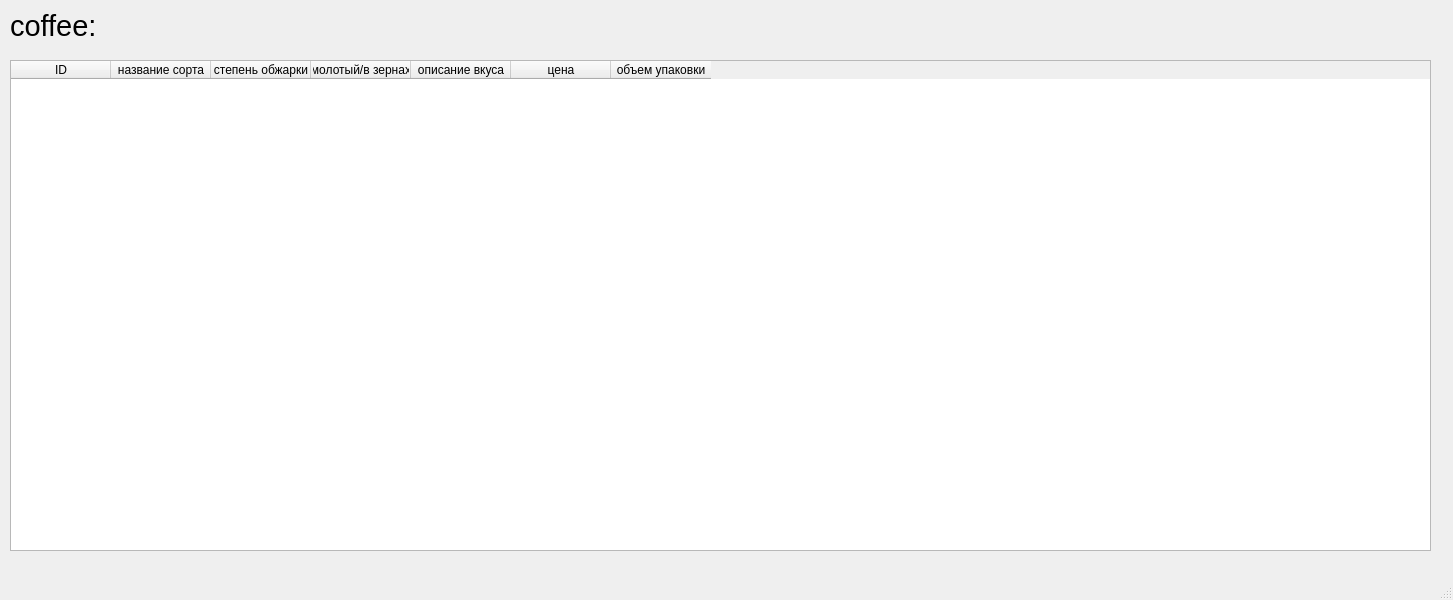
The window that main.ui (Ilya-creat/task-8) describes before a commit, drawn with Qt 5.
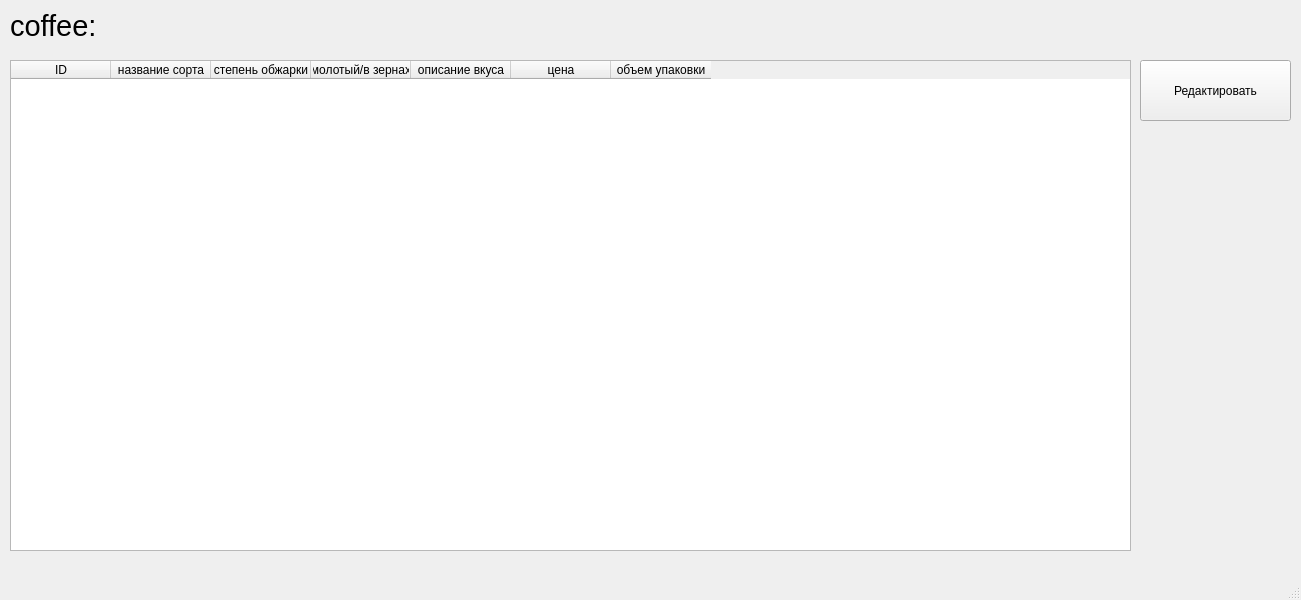
The same window after the commit.

The edit to the form file:
```diff
--- a/main.ui
+++ b/main.ui
@@ -6,7 +6,7 @@
    <rect>
     <x>0</x>
     <y>0</y>
-    <width>1453</width>
+    <width>1301</width>
     <height>600</height>
    </rect>
   </property>
@@ -19,7 +19,7 @@
      <rect>
       <x>10</x>
       <y>60</y>
-      <width>1421</width>
+      <width>1121</width>
       <height>491</height>
      </rect>
     </property>
@@ -80,6 +80,19 @@
      <string>coffee:</string>
     </property>
    </widget>
+   <widget class="QPushButton" name="pushButton">
+    <property name="geometry">
+     <rect>
+      <x>1140</x>
+      <y>60</y>
+      <width>151</width>
+      <height>61</height>
+     </rect>
+    </property>
+    <property name="text">
+     <string>Редактировать</string>
+    </property>
+   </widget>
   </widget>
   <widget class="QMenuBar" name="menubar">
    <property name="geometry">
```
Left out of the diff: 5 changed lines with no effect on the pictures.
